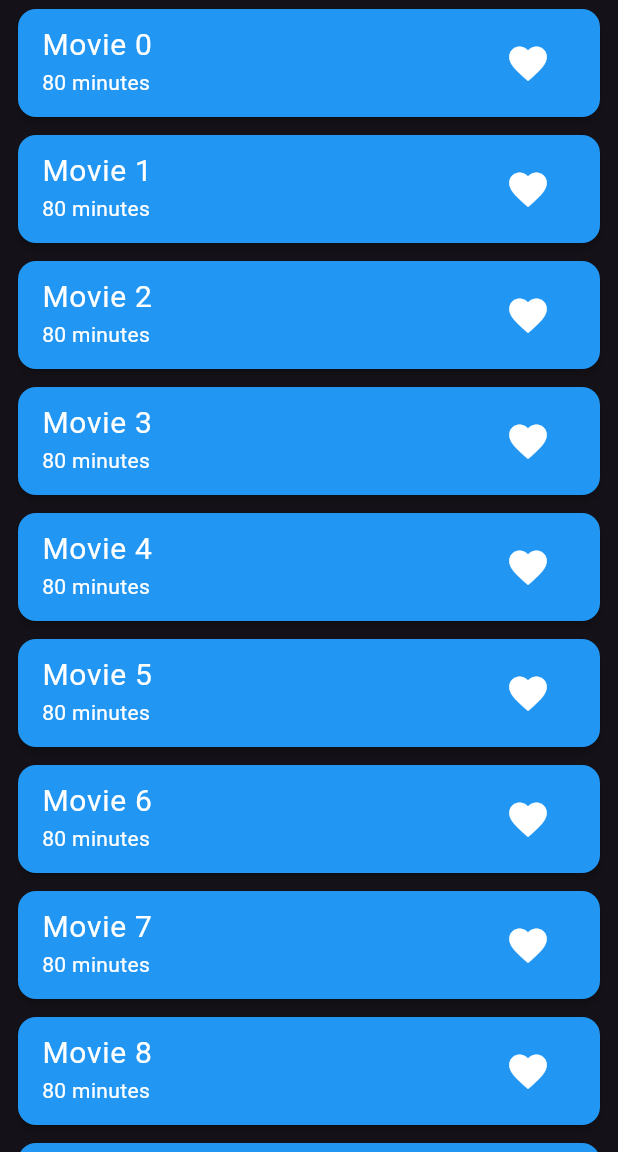
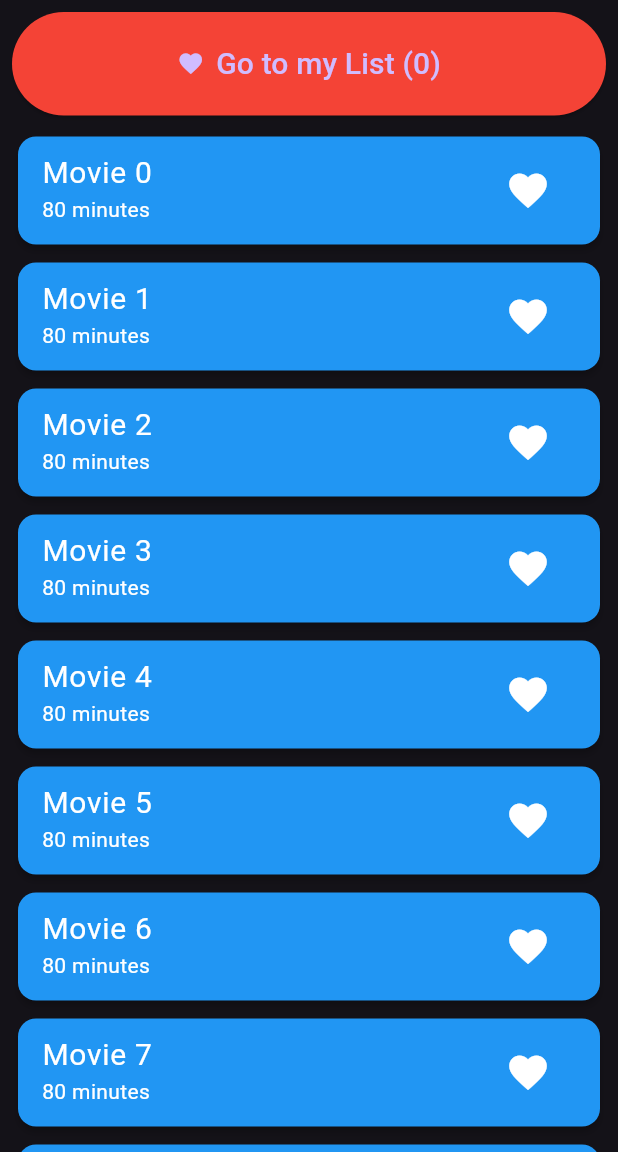
Before and after one commit to devanganaB/movie-cart, a Flutter app: the screen it shows after launch, on a phone screen of 412 x 824 dp, the part 84-1236 px from its top. Run offline on Flutter 3.47's test engine with Material 2 defaults, Android fonts, the phone set to English and light mode, and no system bars.

Commit message:
added page for favourite picks; can remove it

```diff
--- a/lib/screens/home_screen.dart
+++ b/lib/screens/home_screen.dart
@@ -1,5 +1,6 @@
 import 'package:flutter/material.dart';
 import 'package:movies/provider/movie_provider.dart';
+import 'package:movies/screens/fav_movies.dart';
 import 'package:provider/provider.dart';
 
 class MyHomePage extends StatefulWidget {
@@ -24,6 +25,29 @@ class _MyHomePageState extends State<MyHomePage> {
       body: Column(
         crossAxisAlignment: CrossAxisAlignment.stretch,
         children: [
+          //the liked movies button
+          Padding(
+            padding: const EdgeInsets.all(8.0),
+            child: ElevatedButton.icon(
+              //redirecting to a new page with list of liked mvoies
+              onPressed: () {
+                Navigator.of(context).push(MaterialPageRoute(
+                  builder: (context) => MyListScreenState(),
+                ));
+              },
+
+              icon: Icon(Icons.favorite),
+              label: Text(
+                "Go to my List (${myList.length})",
+                style: TextStyle(fontSize: 20),
+              ),
+              style: ElevatedButton.styleFrom(
+                  primary: Colors.red,
+                  padding: EdgeInsets.symmetric(vertical: 20)),
+            ),
+          ),
+
+          //th elist of movies from provider
           Expanded(
               child: ListView.builder(
                   itemCount: movies.length,
```
Also changed, not shown: lib/screens/fav_movies.dart (added, +45 -0 lines).
